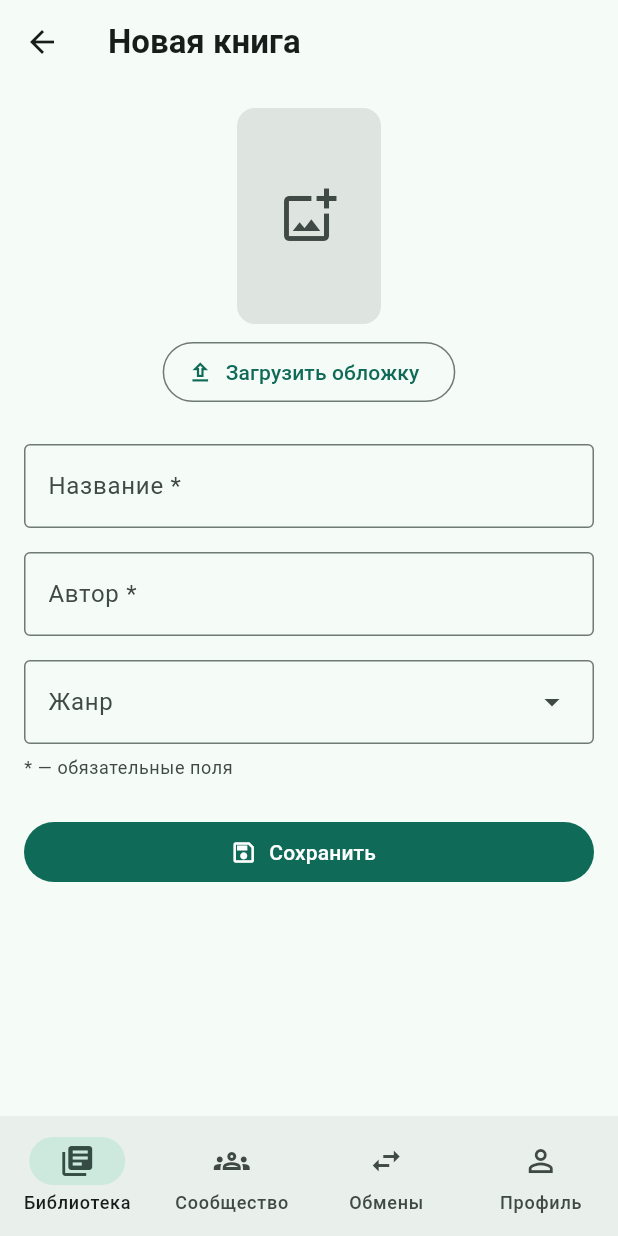
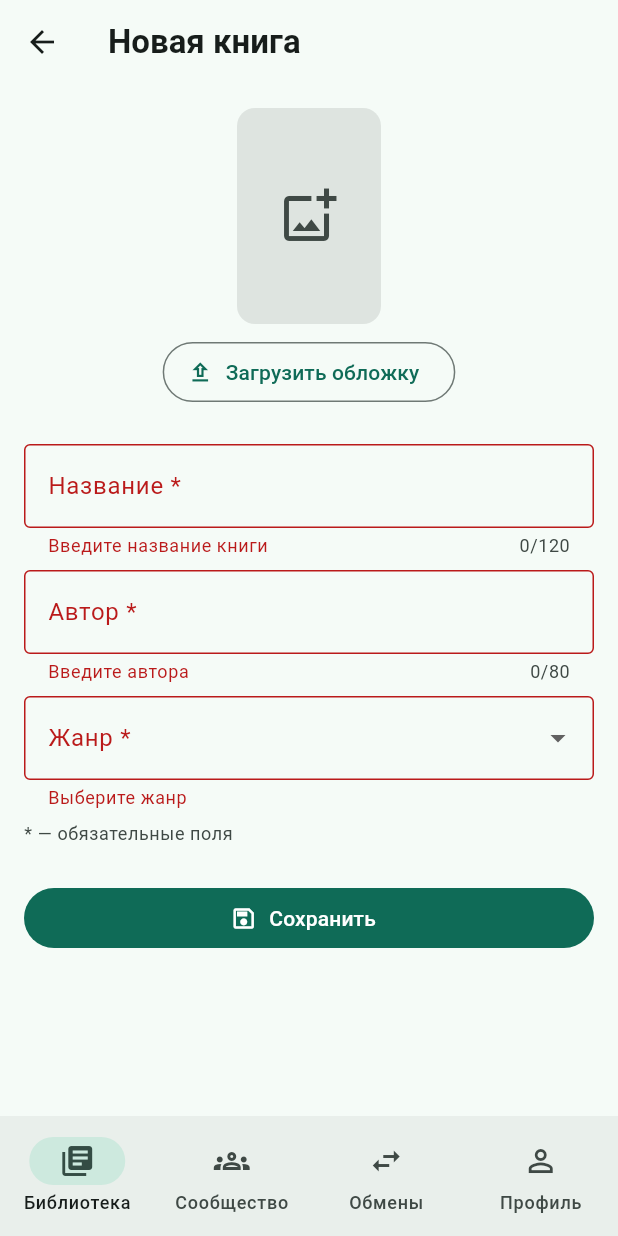
Before and after one commit to BiTeRios/booknest, a Flutter app: the BookFormScreen screen opened by its route, after a tap on "Сохранить", on a phone screen of 412 x 824 dp. Run offline on Flutter 3.47's test engine with Material 3 defaults, Android fonts, the phone set to English and light mode, and no system bars; our stand-ins replace go_router.

Commit message:
L3: форма книги — Form, валидаторы, контроллеры с dispose, режим редактирования

```diff
--- a/lib/router.dart
+++ b/lib/router.dart
@@ -35,6 +35,14 @@ final router = GoRouter(
                   builder: (_, state) => BookDetailScreen(
                     id: int.parse(state.pathParameters['id']!),
                   ),
+                  routes: [
+                    GoRoute(
+                      path: 'edit', // /books/7/edit
+                      builder: (_, state) => BookFormScreen(
+                        bookId: int.parse(state.pathParameters['id']!),
+                      ),
+                    ),
+                  ],
                 ),
               ],
             ),
--- a/lib/screens/book_detail_screen.dart
+++ b/lib/screens/book_detail_screen.dart
@@ -1,4 +1,5 @@
 import 'package:flutter/material.dart';
+import 'package:go_router/go_router.dart';
 
 import '../data/format.dart';
 import '../data/mock_data.dart';
@@ -115,7 +116,7 @@ class BookDetailScreen extends StatelessWidget {
           const SizedBox(height: 24),
           if (isMine)
             OutlinedButton.icon(
-              onPressed: () {},
+              onPressed: () => context.push('/books/${book.id}/edit'),
               icon: const Icon(Icons.edit_outlined),
               label: const Text('Редактировать'),
             )
--- a/lib/screens/book_form_screen.dart
+++ b/lib/screens/book_form_screen.dart
@@ -1,18 +1,74 @@
 import 'package:flutter/material.dart';
+import 'package:flutter/services.dart';
+import 'package:go_router/go_router.dart';
 
 import '../data/mock_data.dart';
+import '../validators.dart';
 
-/// Форма новой книги: название, автор, жанр, обложка.
-/// На L2 — макет без валидации и без сохранения (валидация — L3).
-class BookFormScreen extends StatelessWidget {
-  const BookFormScreen({super.key});
+/// Форма книги: новая (/books/new) или редактирование (/books/7/edit).
+/// На L3 форма функциональна локально: отказывает плохим данным и подтверждает
+/// хорошие, но данные никуда не сохраняются — состояние придёт на L4.
+class BookFormScreen extends StatefulWidget {
+  /// null — новая книга; иначе id редактируемой книги из адреса.
+  final int? bookId;
+
+  const BookFormScreen({super.key, this.bookId});
+
+  @override
+  State<BookFormScreen> createState() => _BookFormScreenState();
+}
+
+class _BookFormScreenState extends State<BookFormScreen> {
+  final _formKey = GlobalKey<FormState>();
+  final _titleCtrl = TextEditingController();
+  final _authorCtrl = TextEditingController();
+  String? _genre;
+
+  bool get _isEdit => widget.bookId != null;
+
+  @override
+  void initState() {
+    super.initState();
+    // Режим редактирования: поля заполняются данными книги из адреса.
+    final book = mockMyBooks.where((b) => b.id == widget.bookId).firstOrNull;
+    if (book != null) {
+      _titleCtrl.text = book.title;
+      _authorCtrl.text = book.author;
+      _genre = book.genre;
+    }
+  }
+
+  @override
+  void dispose() {
+    // Кто создаёт контроллер, тот и освобождает — по dispose() на каждый.
+    _titleCtrl.dispose();
+    _authorCtrl.dispose();
+    super.dispose();
+  }
+
+  void _save() {
+    if (!_formKey.currentState!.validate()) return; // ошибки уже на экране
+    final title = _titleCtrl.text.trim();
+    ScaffoldMessenger.of(context).showSnackBar(
+      SnackBar(
+        content: Text(
+          _isEdit
+              ? 'Изменения сохранены: «$title»'
+              : 'Книга «$title» добавлена',
+        ),
+      ),
+    );
+    context.pop(); // открыто push-ем → закрывается pop-ом
+  }
 
   @override
   Widget build(BuildContext context) {
     final theme = Theme.of(context);
     return Scaffold(
-      appBar: AppBar(title: const Text('Новая книга')),
-      body: ListView(
+      appBar: AppBar(title: Text(_isEdit ? 'Редактирование' : 'Новая книга')),
+      body: Form(
+        key: _formKey,
+        child: ListView(
           padding: const EdgeInsets.all(16),
           children: [
             Center(
@@ -33,33 +89,58 @@ class BookFormScreen extends StatelessWidget {
             const SizedBox(height: 8),
             Center(
               child: OutlinedButton.icon(
-              onPressed: () {},
+                onPressed: () => ScaffoldMessenger.of(context).showSnackBar(
+                  const SnackBar(
+                    content: Text(
+                      'Загрузка обложки станет доступна после подключения сервера',
+                    ),
+                  ),
+                ),
                 icon: const Icon(Icons.upload_outlined),
                 label: const Text('Загрузить обложку'),
               ),
             ),
             const SizedBox(height: 24),
-          const TextField(
-            decoration: InputDecoration(
+            TextFormField(
+              controller: _titleCtrl,
+              maxLength: 120,
+              textCapitalization: TextCapitalization.sentences,
+              textInputAction: TextInputAction.next,
+              decoration: const InputDecoration(
                 labelText: 'Название *',
                 border: OutlineInputBorder(),
               ),
+              validator: validateBookTitle,
             ),
-          const SizedBox(height: 16),
-          const TextField(
-            decoration: InputDecoration(
+            const SizedBox(height: 8),
+            TextFormField(
+              controller: _authorCtrl,
+              maxLength: 80,
+              textCapitalization: TextCapitalization.words,
+              textInputAction: TextInputAction.next,
+              // в имени автора не бывает цифр — их нельзя даже ввести
+              inputFormatters: [
+                FilteringTextInputFormatter.deny(RegExp(r'\d')),
+              ],
+              decoration: const InputDecoration(
                 labelText: 'Автор *',
                 border: OutlineInputBorder(),
               ),
+              validator: validateAuthor,
             ),
-          const SizedBox(height: 16),
-          DropdownMenu<String>(
-            label: const Text('Жанр'),
-            expandedInsets: EdgeInsets.zero,
-            dropdownMenuEntries: [
+            const SizedBox(height: 8),
+            DropdownButtonFormField<String>(
+              initialValue: _genre,
+              decoration: const InputDecoration(
+                labelText: 'Жанр *',
+                border: OutlineInputBorder(),
+              ),
+              items: [
                 for (final genre in bookGenres)
-                DropdownMenuEntry(value: genre, label: genre),
+                  DropdownMenuItem(value: genre, child: Text(genre)),
               ],
+              onChanged: (value) => _genre = value,
+              validator: validateGenre,
             ),
             const SizedBox(height: 8),
             Text(
@@ -70,12 +151,13 @@ class BookFormScreen extends StatelessWidget {
             ),
             const SizedBox(height: 24),
             FilledButton.icon(
-            onPressed: () {},
+              onPressed: _save,
               icon: const Icon(Icons.save_outlined),
               label: const Text('Сохранить'),
             ),
           ],
         ),
+      ),
     );
   }
 }
--- /dev/null
+++ b/lib/validators.dart
@@ -0,0 +1,20 @@
+// Валидаторы форм. Идиома validator-а: null — значение ВАЛИДНО,
+// строка — текст ошибки, который Flutter сам рисует красным под полем.
+
+/// Название книги: обязательно (по ТЗ темы).
+String? validateBookTitle(String? value) =>
+    (value == null || value.trim().isEmpty) ? 'Введите название книги' : null;
+
+/// Автор: обязателен (по ТЗ темы), не короче двух символов и с буквами.
+String? validateAuthor(String? value) {
+  final author = value?.trim() ?? '';
+  if (author.isEmpty) return 'Введите автора';
+  if (author.length < 2) return 'Имя автора слишком короткое';
+  if (!RegExp(r'\p{L}', unicode: true).hasMatch(author)) {
+    return 'Имя автора должно содержать буквы';
+  }
+  return null;
+}
+
+/// Жанр: нужно выбрать из списка.
+String? validateGenre(String? value) => value == null ? 'Выберите жанр' : null;
```
Lines whose indentation alone changed are shown as unchanged.
